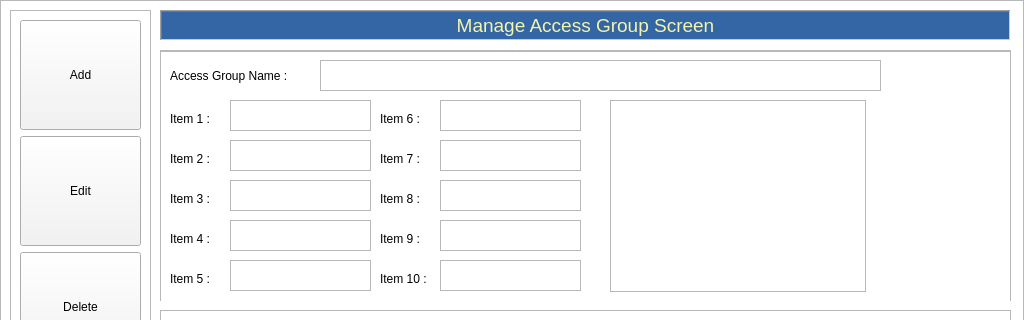
Above: access_group.ui from swodaemkram/aces before the change; both pictures show x 0 to 1024 and y 0 to 320 of the 1024 by 768 pixel window. Below: the same form after it.
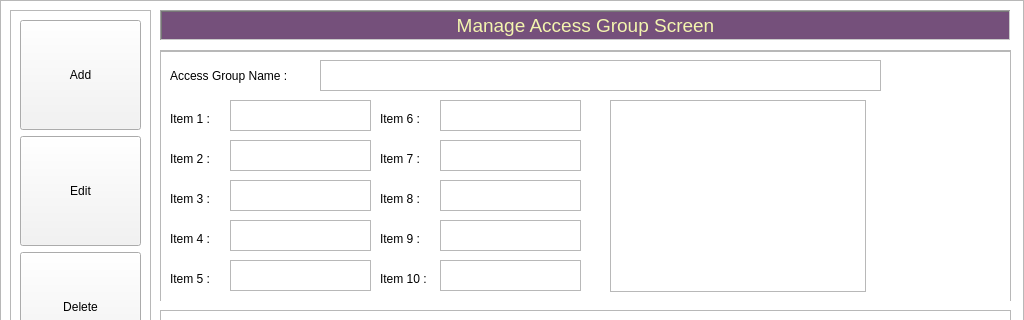
That is the form after the change. Icons and pictures are not drawn.

Patch:
```diff
--- a/access_group.ui
+++ b/access_group.ui
@@ -53,9 +53,9 @@
       <colorrole role="Button">
        <brush brushstyle="SolidPattern">
         <color alpha="255">
-         <red>52</red>
-         <green>101</green>
-         <blue>164</blue>
+         <red>117</red>
+         <green>80</green>
+         <blue>123</blue>
         </color>
        </brush>
       </colorrole>
@@ -80,18 +80,18 @@
       <colorrole role="Base">
        <brush brushstyle="SolidPattern">
         <color alpha="255">
-         <red>52</red>
-         <green>101</green>
-         <blue>164</blue>
+         <red>117</red>
+         <green>80</green>
+         <blue>123</blue>
         </color>
        </brush>
       </colorrole>
       <colorrole role="Window">
        <brush brushstyle="SolidPattern">
         <color alpha="255">
-         <red>52</red>
-         <green>101</green>
-         <blue>164</blue>
+         <red>117</red>
+         <green>80</green>
+         <blue>123</blue>
         </color>
        </brush>
       </colorrole>
@@ -109,9 +109,9 @@
       <colorrole role="Button">
        <brush brushstyle="SolidPattern">
         <color alpha="255">
-         <red>52</red>
-         <green>101</green>
-         <blue>164</blue>
+         <red>117</red>
+         <green>80</green>
+         <blue>123</blue>
         </color>
        </brush>
       </colorrole>
@@ -136,18 +136,18 @@
       <colorrole role="Base">
        <brush brushstyle="SolidPattern">
         <color alpha="255">
-         <red>52</red>
-         <green>101</green>
-         <blue>164</blue>
+         <red>117</red>
+         <green>80</green>
+         <blue>123</blue>
         </color>
        </brush>
       </colorrole>
       <colorrole role="Window">
        <brush brushstyle="SolidPattern">
         <color alpha="255">
-         <red>52</red>
-         <green>101</green>
-         <blue>164</blue>
+         <red>117</red>
+         <green>80</green>
+         <blue>123</blue>
         </color>
        </brush>
       </colorrole>
@@ -165,9 +165,9 @@
       <colorrole role="Button">
        <brush brushstyle="SolidPattern">
         <color alpha="255">
-         <red>52</red>
-         <green>101</green>
-         <blue>164</blue>
+         <red>117</red>
+         <green>80</green>
+         <blue>123</blue>
         </color>
        </brush>
       </colorrole>
@@ -192,18 +192,18 @@
       <colorrole role="Base">
        <brush brushstyle="SolidPattern">
         <color alpha="255">
-         <red>52</red>
-         <green>101</green>
-         <blue>164</blue>
+         <red>117</red>
+         <green>80</green>
+         <blue>123</blue>
         </color>
        </brush>
       </colorrole>
       <colorrole role="Window">
        <brush brushstyle="SolidPattern">
         <color alpha="255">
-         <red>52</red>
-         <green>101</green>
-         <blue>164</blue>
+         <red>117</red>
+         <green>80</green>
+         <blue>123</blue>
         </color>
        </brush>
       </colorrole>
```
Left out of the diff: 131 changed lines with no effect on the pictures.
